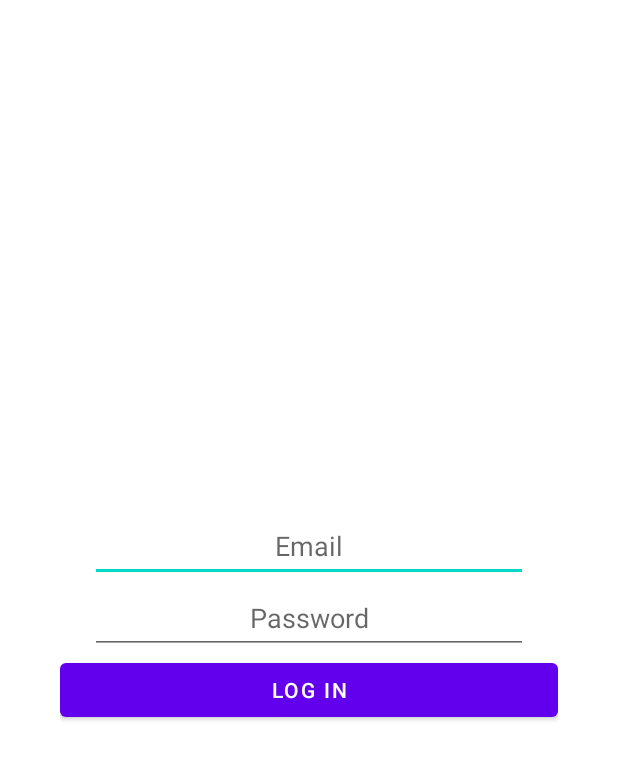
After one commit to Saylonnn/Chatapp, an Android app: the layout login_dialog.xml on its own in the app's theme, with its tools: preview values and no code run, on a phone screen of 412 x 824 dp. The commit adds this screen. Shown: the top 760 px of the screen. Run offline under Robolectric (Android 15) with nearby library versions, the phone set to English and light mode, and no system bars.

Commit message:
added popup login v1

```diff
--- a/app/src/main/AndroidManifest.xml
+++ b/app/src/main/AndroidManifest.xml
@@ -6,7 +6,7 @@
         android:allowBackup="true"
         android:dataExtractionRules="@xml/data_extraction_rules"
         android:fullBackupContent="@xml/backup_rules"
-        android:icon="@mipmap/ic_launcher"
+        android:icon="@drawable/ic_launcher_foreground"
         android:label="@string/app_name"
         android:roundIcon="@mipmap/ic_launcher_round"
         android:supportsRtl="true"
--- /dev/null
+++ b/app/src/main/res/layout/login_dialog.xml
@@ -0,0 +1,60 @@
+<?xml version="1.0" encoding="utf-8"?>
+<androidx.constraintlayout.widget.ConstraintLayout xmlns:android="http://schemas.android.com/apk/res/android"
+    xmlns:app="http://schemas.android.com/apk/res-auto"
+    xmlns:tools="http://schemas.android.com/tools"
+    android:layout_width="match_parent"
+    android:layout_height="match_parent"
+    android:layout_marginLeft="40dp"
+    android:layout_marginRight="40dp"
+    >
+
+
+    <LinearLayout
+        android:layout_width="match_parent"
+        android:layout_height="match_parent"
+        android:foregroundGravity="center_vertical"
+        android:gravity="center_vertical"
+        android:orientation="vertical"
+        app:layout_constraintBottom_toBottomOf="parent"
+        app:layout_constraintEnd_toEndOf="parent"
+        app:layout_constraintStart_toStartOf="parent"
+        app:layout_constraintTop_toTopOf="parent">
+
+        <EditText
+            android:id="@+id/loginDialogEmail"
+            android:layout_width="match_parent"
+            android:layout_height="wrap_content"
+            android:layout_marginStart="20dp"
+            android:layout_marginEnd="20dp"
+            android:ems="10"
+            android:gravity="center"
+            android:hint="@string/email_hint"
+            android:inputType="textEmailAddress"
+            android:minHeight="48dp"
+            app:layout_constraintEnd_toEndOf="parent"
+            app:layout_constraintStart_toStartOf="parent"
+            app:layout_constraintTop_toTopOf="parent" />
+
+        <EditText
+            android:id="@+id/loginDialogPassword"
+            android:layout_width="match_parent"
+            android:layout_height="wrap_content"
+            android:layout_marginLeft="20dp"
+            android:layout_marginRight="20dp"
+            android:ems="10"
+            android:gravity="center"
+            android:hint="@string/password_hint"
+            android:inputType="textPassword"
+            android:minHeight="48dp"
+            app:layout_constraintEnd_toEndOf="parent"
+            app:layout_constraintStart_toStartOf="parent"
+            app:layout_constraintTop_toTopOf="parent" />
+
+        <Button
+            android:id="@+id/button"
+            android:layout_width="match_parent"
+            android:layout_height="wrap_content"
+            android:foregroundGravity="center_vertical"
+            android:text="@string/login_btn" />
+    </LinearLayout>
+</androidx.constraintlayout.widget.ConstraintLayout>
--- a/app/src/main/res/values/strings.xml
+++ b/app/src/main/res/values/strings.xml
@@ -6,5 +6,13 @@
     <string name="title_settings">Settings</string>
     <!-- TODO: Remove or change this placeholder text -->
     <string name="hello_blank_fragment">Hello blank fragment</string>
+    <string name="dialog_login_message">Bitte Logge dich ein</string>
+    <string name="login_btn">Log In</string>
+    <string name="cancel_btn">Cancel</string>
+    <string name="login_title">Login</string>
+    <string name="email">E-Mail</string>
+    <string name="password">Password</string>
+    <string name="email_hint">Email</string>
+    <string name="password_hint">Password</string>
 
 </resources>
--- a/app/src/main/res/values/themes.xml
+++ b/app/src/main/res/values/themes.xml
@@ -13,4 +13,8 @@
         <item name="android:statusBarColor">?attr/colorPrimaryVariant</item>
         <!-- Customize your theme here. -->
     </style>
+
+    <style name="LoginDialogTheme" parent="Theme.Chatapp">
+        <item name="android:windowAnimationStyle">@android:style/Animation.Dialog</item>
+    </style>
 </resources>
```
Also changed, not shown: app/src/debug/res/drawable-anydpi/done.xml (added, +11 -0 lines), app/src/main/java/com/saylonn/chatapp/MainActivity.java (+23 -1 lines), app/src/main/java/com/saylonn/chatapp/ui/dialogs/LoginDialog.java (added, +21 -0 lines), app/src/debug/ic_launcher-playstore.png (added), app/src/debug/res/drawable-hdpi/done.png (added), app/src/debug/res/drawable-mdpi/done.png (added), app/src/debug/res/drawable-xhdpi/done.png (added), app/src/debug/res/drawable-xxhdpi/done.png (added), app/src/debug/res/mipmap-hdpi/ic_launcher_foreground.png (added), app/src/debug/res/mipmap-mdpi/ic_launcher_foreground.png (added), app/src/debug/res/mipmap-xhdpi/ic_launcher_foreground.png (added), app/src/debug/res/mipmap-xxhdpi/ic_launcher_foreground.png (added), app/src/debug/res/mipmap-xxxhdpi/ic_launcher_foreground.png (added), app/src/main/main_Launcher_Icon-playstore.png (added).
